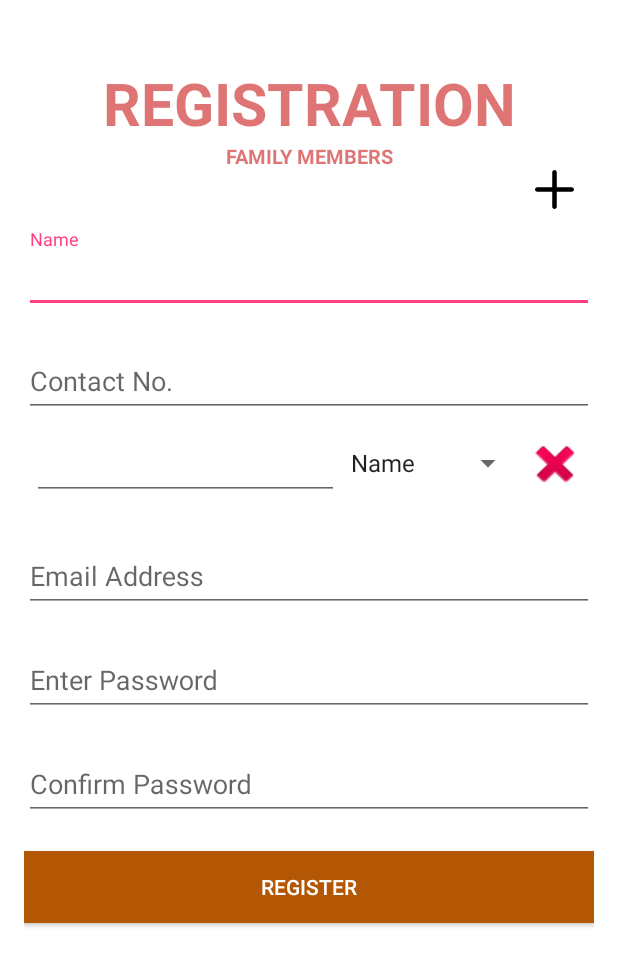
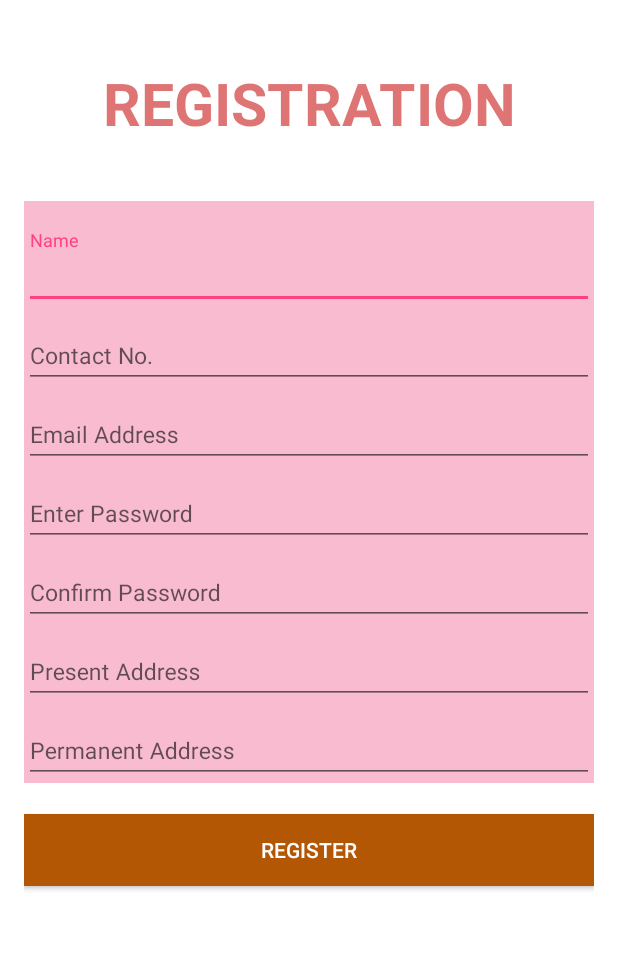
Before and after one commit to vijay040/SocietyMaintainance, an Android app: the RegistrationActivity screen opened directly, with no data from a screen before it, on a phone screen of 412 x 824 dp. Shown: the top 966 px of the screen. Run offline under Robolectric (Android 15) with nearby library versions, the phone set to English and light mode, and no system bars; our stand-ins replace sdp/ssp sizes.

Commit message:
updated by anuradha

```diff
--- a/app/src/main/java/com/mmcs/societymaintainance/activity/LoginActivity.java
+++ b/app/src/main/java/com/mmcs/societymaintainance/activity/LoginActivity.java
@@ -14,9 +14,11 @@ import android.view.LayoutInflater;
 import android.view.View;
 import android.view.animation.Animation;
 import android.view.animation.AnimationUtils;
+import android.widget.ArrayAdapter;
 import android.widget.Button;
 import android.widget.EditText;
 import android.widget.RelativeLayout;
+import android.widget.Spinner;
 import android.widget.TextView;
 import android.widget.Toast;
 import com.mmcs.societymaintainance.R;
@@ -31,6 +33,7 @@ public class LoginActivity extends AppCompatActivity {
     private Snackbar snackbar;
     RelativeLayout relativeLayout;
     private boolean internetConnected=true;
+    Spinner spnLoginType;
     @Override
     protected void onCreate(Bundle savedInstanceState){
         super.onCreate(savedInstanceState);
@@ -41,6 +44,9 @@ public class LoginActivity extends AppCompatActivity {
         loginBtn=findViewById(R.id.loginBtn);
         btn_register=findViewById(R.id.btn_register);
         relativeLayout=findViewById(R.id.relativeLayout);
+        spnLoginType=findViewById(R.id.spnUserType);
+        String typeList[] = {"Select Login Types","User","Management"};
+        spnLoginType.setAdapter( new ArrayAdapter(this, R.layout.spn_textview_item, R.id.spn_txt_item,typeList ));
         btn_register.setOnClickListener(new View.OnClickListener() {
             @Override
             public void onClick(View view) {
@@ -61,6 +67,10 @@ public class LoginActivity extends AppCompatActivity {
                 else if(pass.equals("")){
                     edt_password.startAnimation(animShake);
                     Toast.makeText(LoginActivity.this,getString(R.string.password),Toast.LENGTH_SHORT).show();
+                    return;
+                }
+                if(spnLoginType.getSelectedItemPosition()==0) {
+                    Toast.makeText(LoginActivity.this, R.string.select_logintype, Toast.LENGTH_SHORT).show();
                     return;
                 }
                 else{
--- a/app/src/main/java/com/mmcs/societymaintainance/activity/RegistrationActivity.java
+++ b/app/src/main/java/com/mmcs/societymaintainance/activity/RegistrationActivity.java
@@ -12,8 +12,8 @@ import android.widget.Toast;
 import com.mmcs.societymaintainance.R;
 
 public class RegistrationActivity extends AppCompatActivity {
-    Button btn_add  ,delete_button,btn_register;
-    private LinearLayout parentLinearLayout;
+    Button btn_register;
+
     EditText edt_name,edt_contact_no,edt_email_address,edt_password,edt_cnfrm_password,name_edit_text;
     @Override
     protected void onCreate(Bundle savedInstanceState) {
@@ -25,10 +25,8 @@ public class RegistrationActivity extends AppCompatActivity {
         edt_password=findViewById(R.id.edt_password);
         edt_cnfrm_password=findViewById(R.id.edt_cnfrm_password);
         name_edit_text=findViewById(R.id.name_edit_text);
-        btn_add=findViewById(R.id.btn_add);
         btn_register=findViewById(R.id.btn_register);
-        delete_button=findViewById(R.id.delete_button);
-        parentLinearLayout = (LinearLayout) findViewById(R.id.parent_linear_layout);
+
         btn_register.setOnClickListener(new View.OnClickListener() {
             @Override
             public void onClick(View view) {
@@ -73,12 +71,5 @@ public class RegistrationActivity extends AppCompatActivity {
             }
         });
     }
-    public void onAddField(View v) {
-        LayoutInflater inflater = (LayoutInflater) getSystemService(Context.LAYOUT_INFLATER_SERVICE);
-        final View rowView = inflater.inflate(R.layout.field, null);
-        parentLinearLayout.addView(rowView, parentLinearLayout.getChildCount() - 1);
-    }
-    public void onDelete(View v) {
-        parentLinearLayout.removeView((View) v.getParent());
-    }
+
 }
--- a/app/src/main/res/layout/activity_login.xml
+++ b/app/src/main/res/layout/activity_login.xml
@@ -31,6 +31,19 @@
         android:layout_height="wrap_content"
       android:layout_marginTop="@dimen/_200sdp"
         android:orientation="vertical" >
+        <Spinner
+            android:id="@+id/spnUserType"
+            android:layout_width="wrap_content"
+            android:layout_height="wrap_content"
+            android:gravity="center"
+            android:layout_marginTop="@dimen/_10sdp"
+            android:entries="@array/array_logintypes"
+            android:layout_gravity="center"
+            android:layout_marginLeft="@dimen/_10sdp"
+            android:layout_marginRight="@dimen/_10sdp"
+            android:layout_marginBottom="@dimen/_10sdp"
+            />
+
         <android.support.design.widget.TextInputLayout
             android:layout_width="match_parent"
             android:layout_height="wrap_content">
--- a/app/src/main/res/layout/activity_registration.xml
+++ b/app/src/main/res/layout/activity_registration.xml
@@ -22,33 +22,25 @@
         android:textColor="@color/registration_text"
         android:textSize="@dimen/_30sdp"
         android:textStyle="bold" />
-    <TextView
-        android:layout_width="match_parent"
-        android:layout_height="wrap_content"
-        android:gravity="center_horizontal"
-        android:text="@string/family_member"
-        android:textColor="@color/registration_text"
-        android:textSize="@dimen/_10sdp"
-        android:textStyle="bold" />
-            <Button
-        android:id="@+id/btn_add"
-        android:layout_width="@dimen/_20sdp"
-        android:layout_height="@dimen/_20sdp"
-        android:layout_gravity="end"
-        android:onClick="onAddField"
-        android:layout_marginRight="@dimen/_10sdp"
-        android:background="@drawable/ic_plus" />
+            <LinearLayout
+                android:orientation="vertical"
+                android:layout_width="match_parent"
+                android:background="#F8BBD0"
+               android:layout_marginTop="@dimen/_30sdp"
+                android:layout_height="wrap_content">
             <android.support.design.widget.TextInputLayout
         android:id="@+id/full_name"
         android:layout_width="fill_parent"
         android:layout_height="wrap_content"
-        android:layout_marginTop="@dimen/_10sdp">
+        android:layout_marginTop="@dimen/_15sdp">
+
             <EditText
             android:id="@+id/edt_name"
             android:layout_width="fill_parent"
             android:layout_height="wrap_content"
             android:ems="10"
             android:hint="@string/name"
+                android:textSize="@dimen/_12sdp"
             android:inputType="textPersonName" />
     </android.support.design.widget.TextInputLayout>
     <android.support.design.widget.TextInputLayout
@@ -56,60 +48,30 @@
         android:layout_width="fill_parent"
         android:layout_height="wrap_content"
         android:layout_below="@+id/full_name"
-        android:layout_marginTop="@dimen/_10sdp">
+       >
         <EditText
             android:id="@+id/edt_contact_no"
             android:layout_width="fill_parent"
             android:layout_height="wrap_content"
             android:ems="10"
             android:maxLength="12"
+            android:textSize="@dimen/_12sdp"
             android:hint="@string/contact"
             android:inputType="number" />
     </android.support.design.widget.TextInputLayout>
 
 
-            <LinearLayout xmlns:android="http://schemas.android.com/apk/res/android"
-            android:id="@+id/parent_linear_layout"
-            android:layout_width="match_parent"
-            android:layout_height="match_parent"
-            android:layout_margin="5dp"
-            android:orientation="vertical" >
-            <LinearLayout
-                android:layout_width="match_parent"
-                android:layout_height="50dp"
-                android:orientation="horizontal" >
-                <EditText
-                    android:id="@+id/name_edit_text"
-                    android:layout_width="0dp"
-                    android:layout_height="match_parent"
-                    android:layout_weight="5"
-                    android:inputType="text"/>
-                <Spinner
-                    android:id="@+id/type_spinner"
-                    android:layout_width="0dp"
-                    android:layout_height="wrap_content"
-                    android:layout_weight="3"
-                    android:entries="@array/types"
-                    android:gravity="right" />
-                <Button
-                    android:id="@+id/delete_button"
-                    android:layout_width="0dp"
-                    android:layout_height="40dp"
-                    android:layout_weight="1"
-                    android:onClick="onDelete"
-                    android:background="@android:drawable/ic_delete" />
-            </LinearLayout>
-           </LinearLayout>
-    <android.support.design.widget.TextInputLayout
+            <android.support.design.widget.TextInputLayout
         android:id="@+id/email_address"
         android:layout_width="fill_parent"
         android:layout_height="wrap_content"
-        android:layout_marginTop="@dimen/_10sdp">
+       >
         <EditText
             android:id="@+id/edt_email_address"
             android:layout_width="fill_parent"
             android:layout_height="wrap_content"
             android:ems="10"
+            android:textSize="@dimen/_12sdp"
             android:hint="@string/email_add"
             android:inputType="textEmailAddress" />
     </android.support.design.widget.TextInputLayout>
@@ -117,12 +79,13 @@
         android:id="@+id/password"
         android:layout_width="fill_parent"
         android:layout_height="wrap_content"
-                android:layout_marginTop="@dimen/_10sdp">
+                >
         <EditText
             android:id="@+id/edt_password"
             android:layout_width="fill_parent"
             android:layout_height="wrap_content"
             android:ems="10"
+            android:textSize="@dimen/_12sdp"
             android:hint="@string/password"
             android:inputType="textPassword" />
     </android.support.design.widget.TextInputLayout>
@@ -130,15 +93,45 @@
         android:id="@+id/cnfrm_password"
         android:layout_width="fill_parent"
         android:layout_height="wrap_content"
-        android:layout_marginTop="@dimen/_10sdp">
+        >
         <EditText
             android:id="@+id/edt_cnfrm_password"
             android:layout_width="fill_parent"
             android:layout_height="wrap_content"
             android:ems="10"
+            android:textSize="@dimen/_12sdp"
             android:hint="@string/confirm_pass"
             android:inputType="textPassword" />
         </android.support.design.widget.TextInputLayout>
+            <android.support.design.widget.TextInputLayout
+                android:id="@+id/present_address"
+                android:layout_width="fill_parent"
+                android:layout_height="wrap_content"
+               >
+                <EditText
+                    android:id="@+id/edt_present_address"
+                    android:layout_width="fill_parent"
+                    android:layout_height="wrap_content"
+                    android:ems="10"
+                    android:textSize="@dimen/_12sdp"
+                    android:hint="@string/present_address"
+                    android:inputType="textPassword" />
+            </android.support.design.widget.TextInputLayout>
+            <android.support.design.widget.TextInputLayout
+                android:id="@+id/permanent_add"
+                android:layout_width="fill_parent"
+                android:layout_height="wrap_content"
+            >
+                <EditText
+                    android:id="@+id/edt_permanent_add"
+                    android:layout_width="fill_parent"
+                    android:layout_height="wrap_content"
+                    android:ems="10"
+                    android:textSize="@dimen/_12sdp"
+                    android:hint="@string/permanent_add"
+                    android:inputType="textPassword" />
+            </android.support.design.widget.TextInputLayout>
+            </LinearLayout>
             <Button
                 android:id="@+id/btn_register"
         android:layout_width="fill_parent"
--- /dev/null
+++ b/app/src/main/res/layout/spn_textview_item.xml
@@ -0,0 +1,10 @@
+<?xml version="1.0" encoding="utf-8"?>
+<TextView
+    xmlns:android="http://schemas.android.com/apk/res/android"
+    android:layout_width="match_parent"
+    android:layout_height="match_parent"
+    android:id="@+id/spn_txt_item"
+    android:textSize="@dimen/_12sdp"
+    android:gravity="center">
+
+</TextView>
--- a/app/src/main/res/layout/toolbar_home.xml
+++ b/app/src/main/res/layout/toolbar_home.xml
@@ -26,6 +26,7 @@
             android:layout_width="@dimen/_30sdp"
             android:layout_height="@dimen/_30sdp"
            android:layout_toEndOf="@+id/title"
+            android:visibility="gone"
             android:layout_alignTop="@+id/drawerIcon"
            android:layout_marginLeft="@dimen/_15sdp"
             android:src="@drawable/ic_homepage" />
@@ -44,7 +45,7 @@
             android:layout_height="wrap_content"
             android:layout_alignBottom="@+id/imageView"
            android:layout_centerInParent="true"
-            android:text="Home"
+            android:text="Society Management System"
             android:textColor="@color/white_color"
             android:textSize="@dimen/_12sdp"
             android:textStyle="bold" />
--- a/app/src/main/res/values/strings.xml
+++ b/app/src/main/res/values/strings.xml
@@ -19,6 +19,7 @@
     <string name="feedback_title">Write Your Complaint Here</string>
     <string name="subject">Subject:</string>
     <string name="flate_no">Flate No.</string>
+    <string name="select_logintype">Select LoginType</string>
     <string name="vehicle">Vehicle Directory</string>
     <string name="residency_directory">Residency Directory</string>
     <string name="comment">Comment:</string>
@@ -59,7 +60,7 @@
     <string name="enter_subject_name">Enter Subject Name</string>
     <string name="enter_news">Enter News</string>
     <string name="registration">REGISTRATION</string>
-    <string name="family_member">FAMILY MEMBERS</string>
+    <string name="family_member">ADD FAMILY MEMBERS</string>
     <string name="name">Name</string>
     <string name="edit">Edit</string>
     <string name="edt_txt__name">First Name</string>
@@ -72,6 +73,8 @@
     <string name="current_date">Current Date</string>
     <string name="sign_in">SIGNIN</string>
     <string name="confirm_pass">Confirm Password</string>
+    <string name="present_address">Present Address</string>
+    <string name="permanent_add">Permanent Address</string>
     <string name="register">REGISTER</string>
     <string name="not_register">Not Register Yet?</string>
     <string name="enter_name">Enter Your Name</string>
@@ -84,4 +87,11 @@
         <item>Name</item>
         <item>Contact No.</item>
     </string-array>
+    <string-array name="array_logintypes">
+        <item>Login Types</item>
+        <item>User</item>
+        <item>Management</item>
+        <item>Flate Owner</item>
+
+    </string-array>
 </resources>
```
